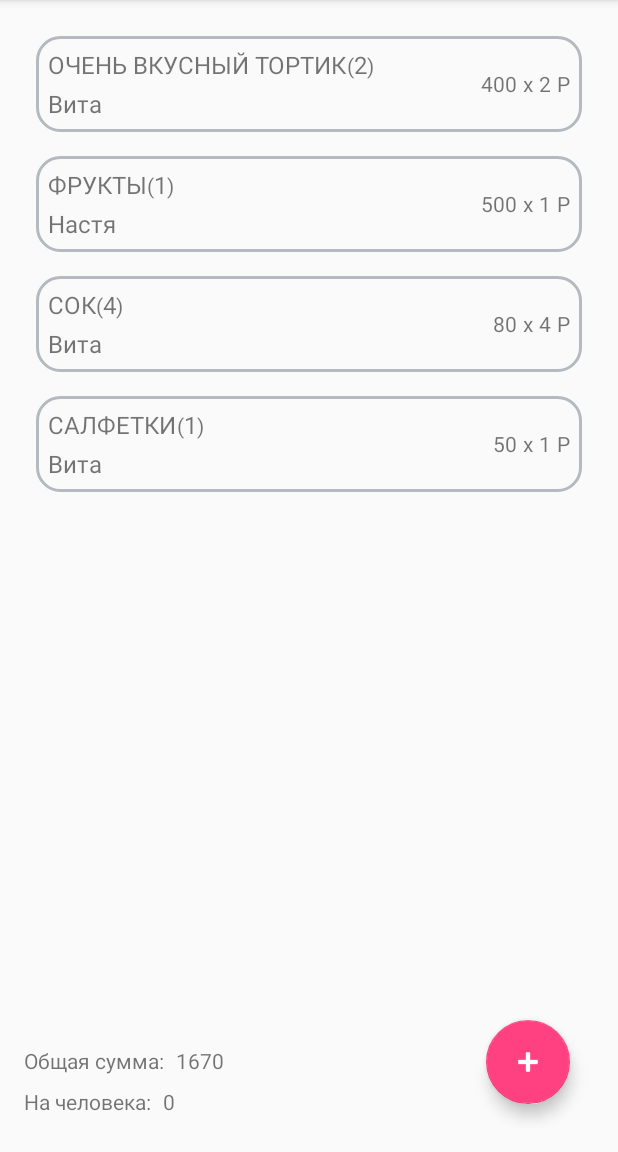
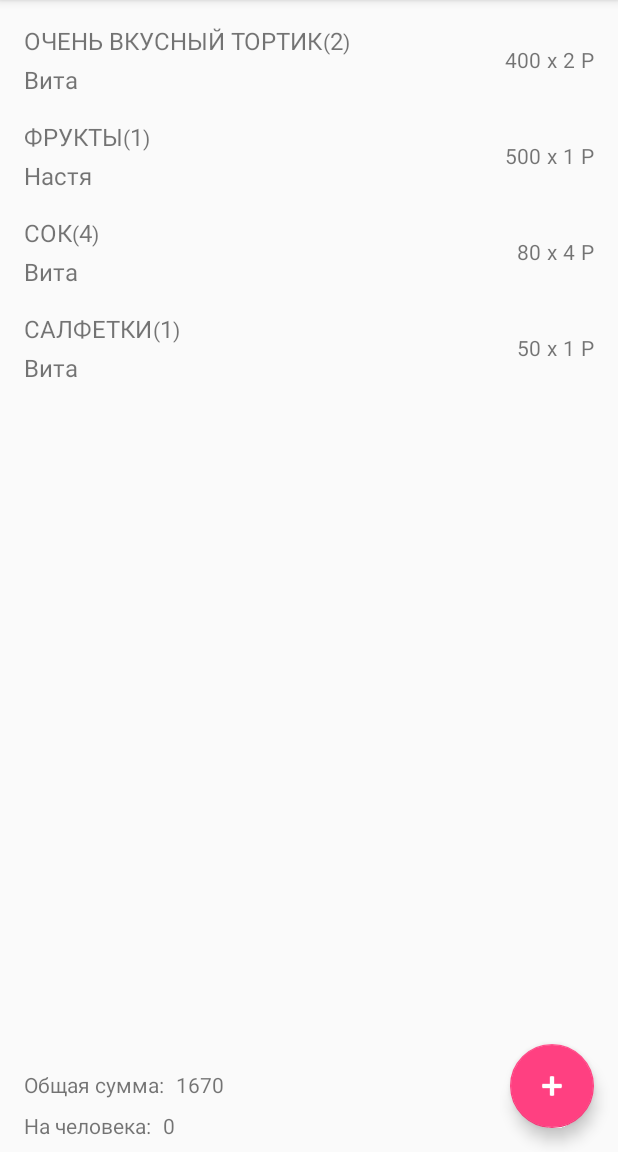
Before and after one commit to VitaSokolova/PartyManager, an Android app: the fragment ItemsListFragment shown on its own in the app's theme, on a phone screen of 412 x 824 dp, the part 84-1236 px from its top. Run offline under Robolectric (Android 15) with nearby library versions, the phone set to English and light mode, and no system bars.

Commit message:
чуть-чуть поправила верстку в списках покупок и гостей

```diff
--- a/app/src/main/res/layout/dialog_guest_edit.xml
+++ b/app/src/main/res/layout/dialog_guest_edit.xml
@@ -14,7 +14,7 @@
             android:layout_width="match_parent"
             android:layout_height="wrap_content"
             android:layout_marginBottom="16dp"
-            android:layout_marginLeft="26dp"
+            android:layout_marginLeft="20dp"
             android:layout_marginRight="4dp"
             android:layout_marginTop="8dp"
             android:fontFamily="sans-serif"
--- a/app/src/main/res/layout/fragment_guest_list.xml
+++ b/app/src/main/res/layout/fragment_guest_list.xml
@@ -8,7 +8,7 @@
     <android.support.v7.widget.RecyclerView
         android:id="@+id/guest_list_recycler_view"
         android:layout_width="match_parent"
-        android:layout_height="wrap_content" />
+        android:layout_height="match_parent" />
 
     <android.support.design.widget.FloatingActionButton
         android:id="@+id/guest_list_add_fab"
--- a/app/src/main/res/layout/fragment_items_list.xml
+++ b/app/src/main/res/layout/fragment_items_list.xml
@@ -3,7 +3,6 @@
     xmlns:tools="http://schemas.android.com/tools"
     android:layout_width="match_parent"
     android:layout_height="match_parent"
-    android:padding="16dp"
     tools:context="com.vsu.nastya.partymanager.item_list.ItemsListFragment">
 
     <LinearLayout
@@ -21,7 +20,8 @@
             android:layout_width="wrap_content"
             android:layout_height="wrap_content"
             android:layout_marginBottom="8dp"
-            android:orientation="horizontal">
+            android:orientation="horizontal"
+            android:layout_marginLeft="16dp">
 
             <TextView
                 android:id="@+id/items_list_res_sum_txt"
@@ -42,7 +42,8 @@
             android:layout_width="wrap_content"
             android:layout_height="wrap_content"
             android:layout_marginBottom="8dp"
-            android:orientation="horizontal">
+            android:orientation="horizontal"
+            android:layout_marginLeft="16dp">
 
             <TextView
                 android:id="@+id/items_list_personal_sum_txt"
--- a/app/src/main/res/layout/item_appearence.xml
+++ b/app/src/main/res/layout/item_appearence.xml
@@ -2,11 +2,10 @@
 <LinearLayout xmlns:android="http://schemas.android.com/apk/res/android"
     android:layout_width="match_parent"
     android:layout_height="wrap_content"
-    android:layout_marginBottom="4dp"
-    android:background="@drawable/rect_background"
-    android:orientation="horizontal"
-    android:padding="8dp"
-    android:layout_margin="8dp">
+    android:layout_marginLeft="16dp"
+    android:layout_marginRight="16dp"
+    android:layout_marginTop="16dp"
+    android:orientation="horizontal">
 
     <LinearLayout
         android:id="@+id/rightGroupLayout"
```
